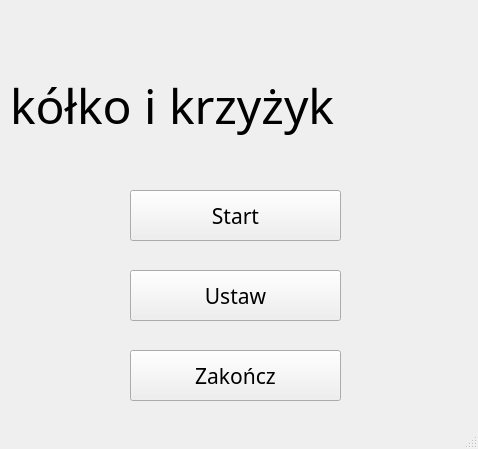
This is tttmainwindow.ui in pkwasek08/Tic-Tac-Toe as Qt 5 draws it before an edit. The edited form follows.
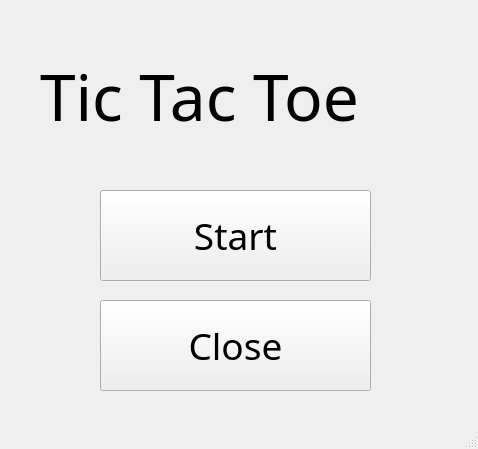
This is the edited form. The open tabs and pages were chosen to show the change.

Diff of the .ui file:
```diff
--- a/tttmainwindow.ui
+++ b/tttmainwindow.ui
@@ -35,65 +35,46 @@
      <widget class="QPushButton" name="Start">
       <property name="geometry">
        <rect>
-        <x>130</x>
+        <x>100</x>
         <y>190</y>
-        <width>211</width>
-        <height>51</height>
+        <width>271</width>
+        <height>91</height>
        </rect>
       </property>
       <property name="font">
        <font>
         <family>Viner Hand ITC</family>
-        <pointsize>16</pointsize>
+        <pointsize>28</pointsize>
        </font>
       </property>
       <property name="text">
        <string>Start</string>
       </property>
      </widget>
-     <widget class="QPushButton" name="Ustaw">
-      <property name="geometry">
-       <rect>
-        <x>130</x>
-        <y>270</y>
-        <width>211</width>
-        <height>51</height>
-       </rect>
-      </property>
-      <property name="font">
-       <font>
-        <family>Viner Hand ITC</family>
-        <pointsize>16</pointsize>
-       </font>
-      </property>
-      <property name="text">
-       <string>Ustaw</string>
-      </property>
-     </widget>
      <widget class="QPushButton" name="Zakoncz">
       <property name="geometry">
        <rect>
-        <x>130</x>
-        <y>350</y>
-        <width>211</width>
-        <height>51</height>
+        <x>100</x>
+        <y>300</y>
+        <width>271</width>
+        <height>91</height>
        </rect>
       </property>
       <property name="font">
        <font>
         <family>Viner Hand ITC</family>
-        <pointsize>16</pointsize>
+        <pointsize>28</pointsize>
        </font>
       </property>
       <property name="text">
-       <string>Zakończ</string>
+       <string>Close</string>
       </property>
      </widget>
      <widget class="QLabel" name="label">
       <property name="geometry">
        <rect>
-        <x>10</x>
-        <y>60</y>
+        <x>40</x>
+        <y>50</y>
         <width>471</width>
         <height>91</height>
        </rect>
@@ -101,11 +82,12 @@
       <property name="font">
        <font>
         <family>Viner Hand ITC</family>
-        <pointsize>36</pointsize>
+        <pointsize>48</pointsize>
+        <italic>false</italic>
        </font>
       </property>
       <property name="text">
-       <string>kółko i krzyżyk</string>
+       <string>Tic Tac Toe</string>
       </property>
      </widget>
     </widget>
```
Left out of the diff: 2 changed lines with no effect on the pictures.
